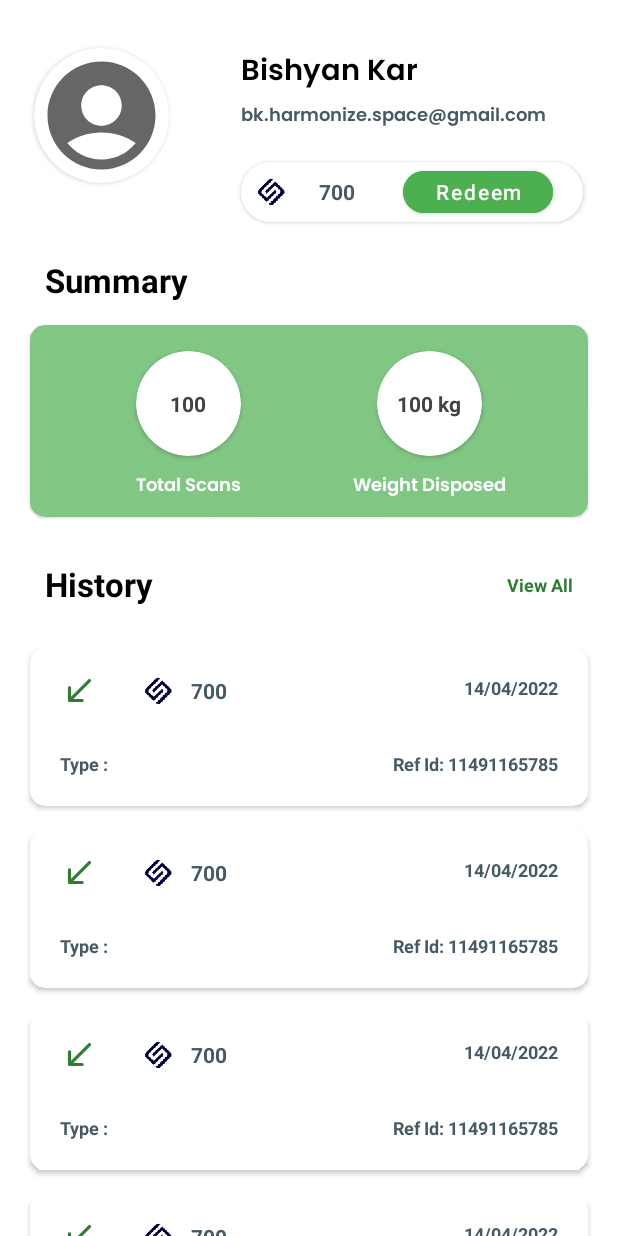
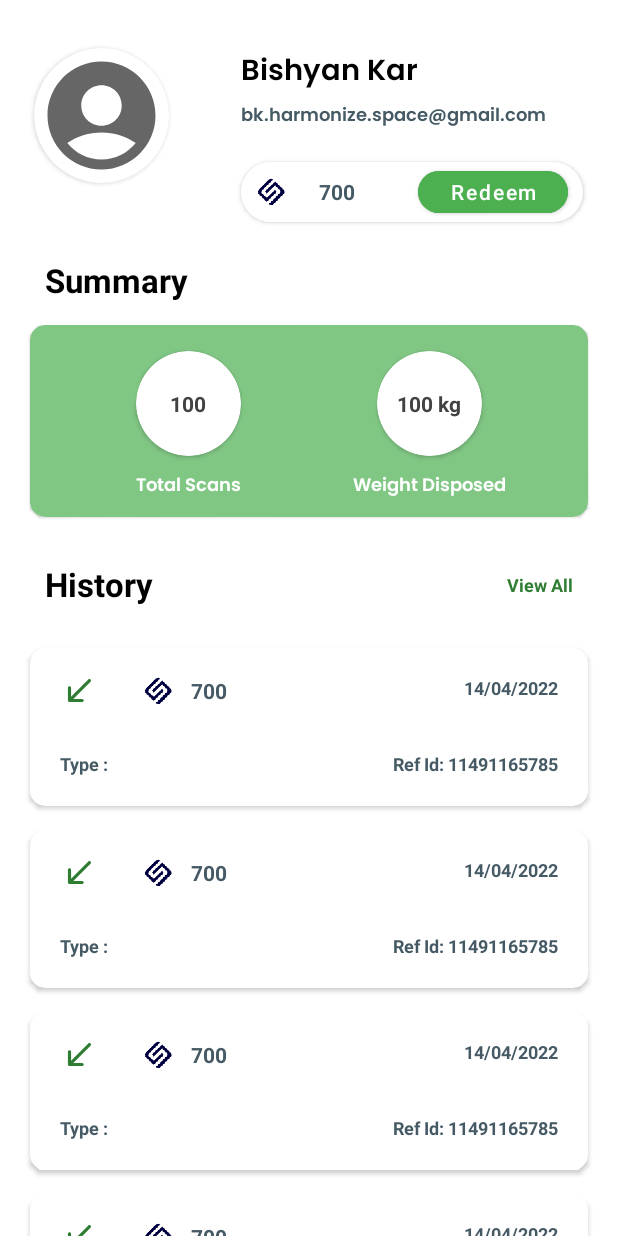
Before and after one commit to BishyanKar/Smart-Bin-Android, an Android app: the layout fragment_profile.xml on its own in the app's theme, with its tools: preview values and no code run, on a phone screen of 412 x 824 dp. Run offline under Robolectric (Android 15) with nearby library versions, the phone set to English and light mode, and no system bars; network calls fail.

Commit message:
profile UI changes

```diff
--- a/app/src/main/res/layout/fragment_profile.xml
+++ b/app/src/main/res/layout/fragment_profile.xml
@@ -123,8 +123,8 @@
                 <com.google.android.material.button.MaterialButton
                     android:layout_width="100dp"
                     android:layout_height="40dp"
-                    android:layout_marginStart="20dp"
-                    android:layout_marginEnd="20dp"
+                    android:layout_marginStart="30dp"
+                    android:layout_marginEnd="10dp"
                     app:cornerRadius="20dp"
                     android:backgroundTint="@color/material_green_500"
                     android:textColor="@color/white"
@@ -306,6 +306,28 @@
                 tools:itemCount="8"
                 tools:listitem="@layout/layout_item_history"
                 />
+
+            <TextView
+                android:id="@+id/tv_history_placeholder"
+                android:layout_width="match_parent"
+                android:layout_height="wrap_content"
+                app:layout_constraintTop_toBottomOf="@id/tv_history_title"
+                android:text="@string/no_records"
+                android:textSize="15sp"
+                android:fontFamily="@font/poppins_semibold"
+                android:textAlignment="center"
+                android:layout_marginTop="30dp"
+                android:layout_marginHorizontal="12dp"
+                android:visibility="gone"
+                />
         </androidx.constraintlayout.widget.ConstraintLayout>
     </androidx.core.widget.NestedScrollView>
+    <ProgressBar
+        android:id="@+id/progress_circular"
+        android:layout_width="match_parent"
+        android:layout_height="wrap_content"
+        app:layout_constraintTop_toTopOf="parent"
+        app:layout_constraintBottom_toBottomOf="parent"
+        android:visibility="gone"
+        />
 </androidx.constraintlayout.widget.ConstraintLayout>
--- a/app/src/main/res/values/strings.xml
+++ b/app/src/main/res/values/strings.xml
@@ -12,4 +12,5 @@
     <string name="title_summary">Summary</string>
     <string name="title_history">History</string>
     <string name="title_view_all">View All</string>
+    <string name="no_records">No records</string>
 </resources>
```
Also changed, not shown: app/src/main/java/com/example/smartbin/ui/profile/ProfileFragment.kt (+37 -1 lines).
